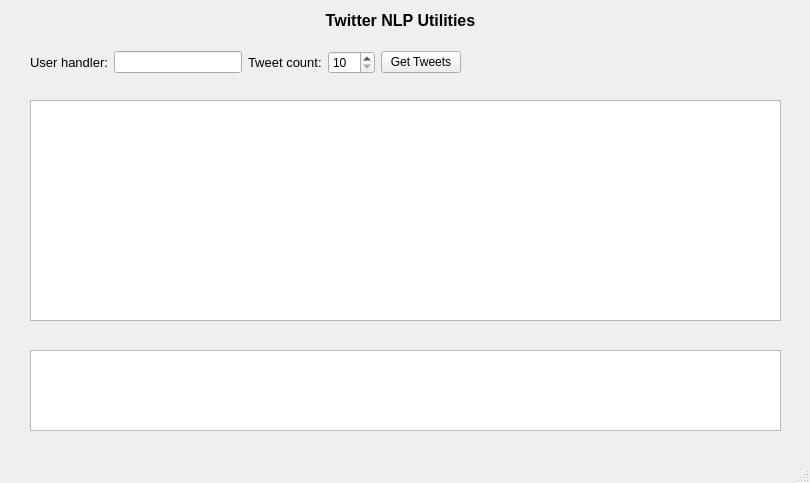
First picture: the form in gui_test/get_tweets.ui, repository steincastillo/twitter-NLP, before the edit.
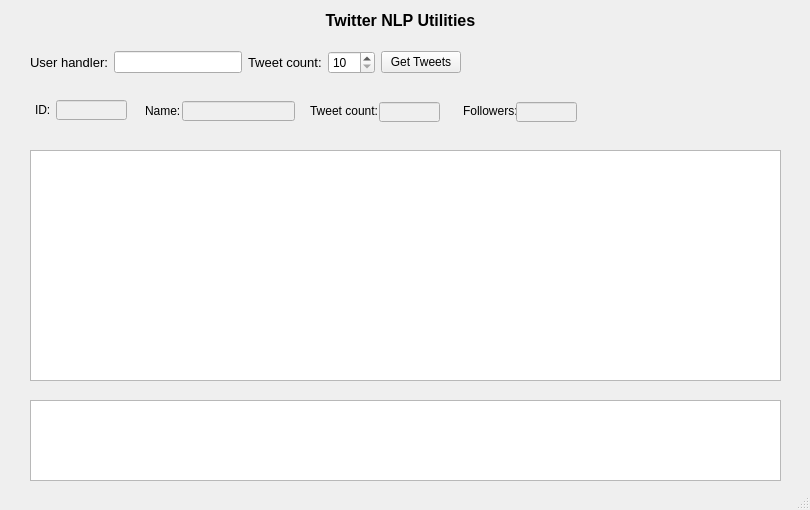
Second picture: the form after the edit.

Commit message: Added user details display to the UI

The edit to the form file:
```diff
--- a/gui_test/get_tweets.ui
+++ b/gui_test/get_tweets.ui
@@ -7,7 +7,7 @@
     <x>0</x>
     <y>0</y>
     <width>810</width>
-    <height>483</height>
+    <height>510</height>
    </rect>
   </property>
   <property name="font">
@@ -47,9 +47,9 @@
     <property name="geometry">
      <rect>
       <x>30</x>
-      <y>100</y>
+      <y>150</y>
       <width>751</width>
-      <height>221</height>
+      <height>231</height>
      </rect>
     </property>
    </widget>
@@ -57,12 +57,116 @@
     <property name="geometry">
      <rect>
       <x>30</x>
-      <y>350</y>
+      <y>400</y>
       <width>751</width>
       <height>81</height>
      </rect>
     </property>
    </widget>
+   <widget class="QLineEdit" name="disId">
+    <property name="enabled">
+     <bool>false</bool>
+    </property>
+    <property name="geometry">
+     <rect>
+      <x>56</x>
+      <y>100</y>
+      <width>71</width>
+      <height>20</height>
+     </rect>
+    </property>
+   </widget>
+   <widget class="QLabel" name="label_4">
+    <property name="geometry">
+     <rect>
+      <x>35</x>
+      <y>103</y>
+      <width>47</width>
+      <height>13</height>
+     </rect>
+    </property>
+    <property name="text">
+     <string>ID:</string>
+    </property>
+   </widget>
+   <widget class="QLabel" name="label_5">
+    <property name="geometry">
+     <rect>
+      <x>145</x>
+      <y>104</y>
+      <width>47</width>
+      <height>13</height>
+     </rect>
+    </property>
+    <property name="text">
+     <string>Name:</string>
+    </property>
+   </widget>
+   <widget class="QLineEdit" name="disName">
+    <property name="enabled">
+     <bool>false</bool>
+    </property>
+    <property name="geometry">
+     <rect>
+      <x>182</x>
+      <y>101</y>
+      <width>113</width>
+      <height>20</height>
+     </rect>
+    </property>
+   </widget>
+   <widget class="QLabel" name="label_6">
+    <property name="geometry">
+     <rect>
+      <x>310</x>
+      <y>103</y>
+      <width>71</width>
+      <height>16</height>
+     </rect>
+    </property>
+    <property name="text">
+     <string>Tweet count:</string>
+    </property>
+   </widget>
+   <widget class="QLineEdit" name="disCount">
+    <property name="enabled">
+     <bool>false</bool>
+    </property>
+    <property name="geometry">
+     <rect>
+      <x>379</x>
+      <y>102</y>
+      <width>61</width>
+      <height>20</height>
+     </rect>
+    </property>
+   </widget>
+   <widget class="QLabel" name="label_7">
+    <property name="geometry">
+     <rect>
+      <x>463</x>
+      <y>103</y>
+      <width>61</width>
+      <height>16</height>
+     </rect>
+    </property>
+    <property name="text">
+     <string>Followers:</string>
+    </property>
+   </widget>
+   <widget class="QLineEdit" name="disFollow">
+    <property name="enabled">
+     <bool>false</bool>
+    </property>
+    <property name="geometry">
+     <rect>
+      <x>516</x>
+      <y>102</y>
+      <width>61</width>
+      <height>20</height>
+     </rect>
+    </property>
+   </widget>
    <widget class="QWidget" name="">
     <property name="geometry">
      <rect>
```
The commit also changes 1 other file.
